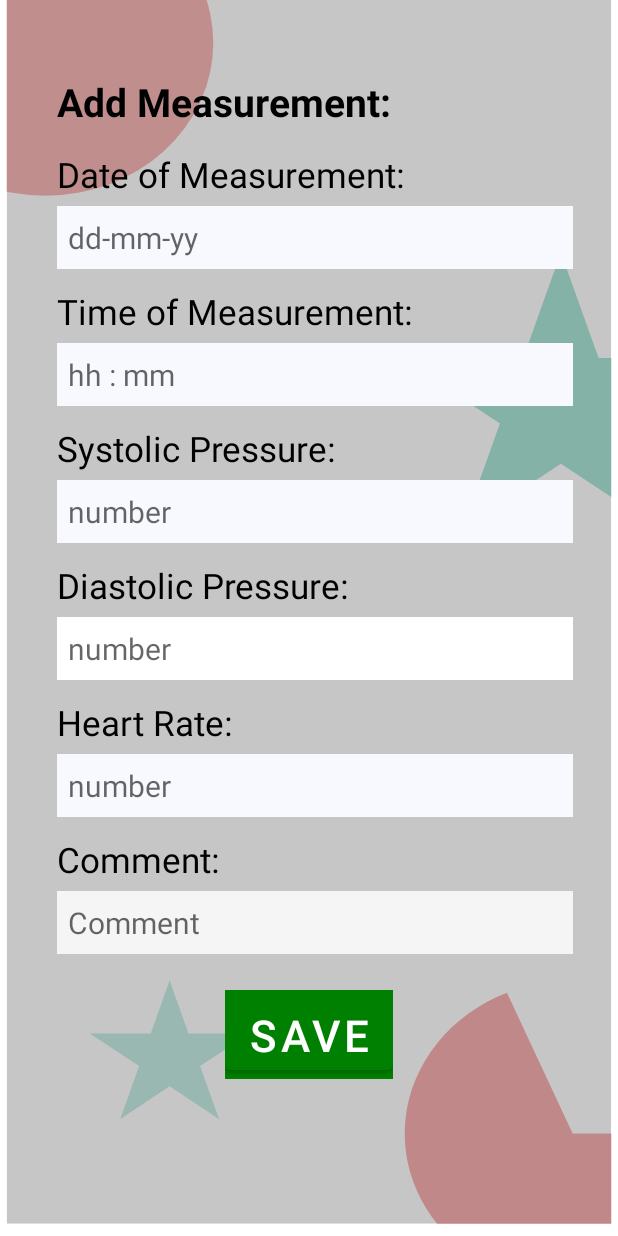
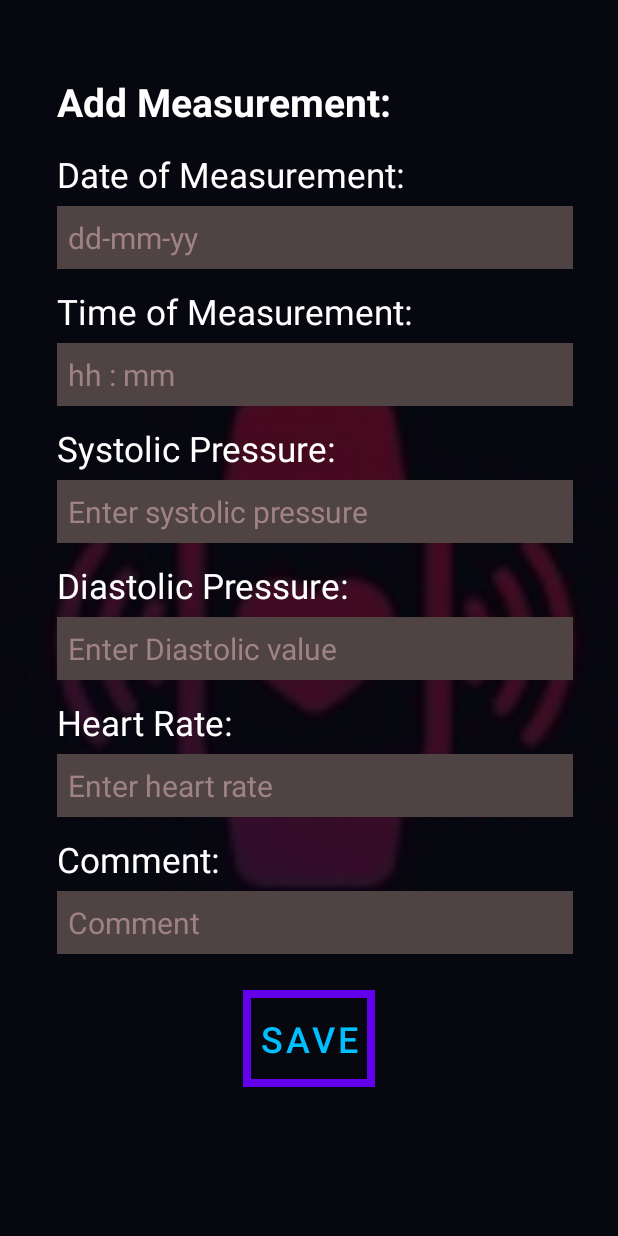
Before and after one commit to webgeekhabib007/Cardiac_Recoder_36_39, an Android app: the AddActivity screen opened directly, with no data from a screen before it, on a phone screen of 412 x 824 dp. Run offline under Robolectric (Android 15) with nearby library versions, the phone set to English and light mode, and no system bars; Roboto replaces fonts that are not available here.

Commit message:
update overall ui of the application

```diff
--- a/app/src/main/java/com/example/cardiac_recoder_36_39/Adaptor/CustomAdapter.java
+++ b/app/src/main/java/com/example/cardiac_recoder_36_39/Adaptor/CustomAdapter.java
@@ -74,17 +74,17 @@ public class CustomAdapter extends RecyclerView.Adapter<CustomAdapter.CardiacVie
         if (Integer.parseInt(cardiacModel.getDiastolic())>60 && (Integer.parseInt(cardiacModel.getDiastolic())<90))holder.diastolicTextView.setTextColor(Color.parseColor("#FF018786"));
             // else if(Integer.parseInt(modelClass.getDiastolic())<89)
             // holder.tx3.setTextColor(Color.parseColor("#3C96DD"));
-        else holder.diastolicTextView.setTextColor(Color.parseColor("#C3473E"));
+        else holder.diastolicTextView.setTextColor(Color.parseColor("#C36830"));
 
 
         if (Integer.parseInt(cardiacModel.getSystolic())>90 &&( Integer.parseInt(cardiacModel.getSystolic())<140)) holder.systolicTextView.setTextColor(Color.parseColor("#FF018786"));
             //else if(Integer.parseInt(modelClass.getSystolic())<=140) holder.tx2.setTextColor(Color.parseColor("#3C96DD"));
-        else holder.systolicTextView.setTextColor(Color.parseColor("#C3473E"));
+        else holder.systolicTextView.setTextColor(Color.parseColor("#C36830"));
 
 
         if (Integer.parseInt(cardiacModel.getHeartRate())>60 && Integer.parseInt(cardiacModel.getHeartRate())<100) holder.heartTextView.setTextColor(Color.parseColor("#FF018786"));
         else if(Integer.parseInt(cardiacModel.getHeartRate())>=40) holder.heartTextView.setTextColor(Color.parseColor("#3C96DD"));
-        else holder.heartTextView.setTextColor(Color.parseColor("#C3473E"));
+        else holder.heartTextView.setTextColor(Color.parseColor("#C36830"));
 
 
     }
--- /dev/null
+++ b/app/src/main/res/drawable/button_border.xml
@@ -0,0 +1,7 @@
+<shape xmlns:android="http://schemas.android.com/apk/res/android">
+    <solid android:color="@android:color/transparent" />
+    <stroke
+        android:width="5dp"
+        android:color="#662651" />
+    <corners android:radius="0dp" />
+</shape>
--- /dev/null
+++ b/app/src/main/res/drawable/more.xml
@@ -0,0 +1,4 @@
+<?xml version="1.0" encoding="utf-8"?>
+<selector xmlns:android="http://schemas.android.com/apk/res/android">
+
+</selector>
--- a/app/src/main/res/layout/activity_add.xml
+++ b/app/src/main/res/layout/activity_add.xml
@@ -1,5 +1,5 @@
 <?xml version="1.0" encoding="utf-8"?>
-<ScrollView xmlns:android="http://schemas.android.com/apk/res/android"
+<androidx.constraintlayout.widget.ConstraintLayout xmlns:android="http://schemas.android.com/apk/res/android"
     xmlns:app="http://schemas.android.com/apk/res-auto"
     xmlns:tools="http://schemas.android.com/tools"
     android:layout_width="match_parent"
@@ -12,6 +12,16 @@
         android:layout_height="match_parent"
         >
 
+        <ImageView
+            android:id="@+id/imageView"
+            android:layout_width="match_parent"
+            android:layout_height="match_parent"
+            android:foreground="@drawable/foreground_design"
+            android:scaleType="centerCrop"
+            android:src="@drawable/cardiac_logo"
+            tools:layout_editor_absoluteX="16dp"
+            tools:layout_editor_absoluteY="-30dp" />
+
         <TextView
             android:id="@+id/header"
             android:layout_width="wrap_content"
@@ -19,7 +29,7 @@
             android:layout_marginStart="38dp"
             android:layout_marginTop="50dp"
             android:text="Add Measurement:"
-            android:textColor="@color/black"
+            android:textColor="@color/white"
             android:textSize="26sp"
             android:textStyle="bold"
             app:layout_constraintStart_toStartOf="parent"
@@ -31,7 +41,7 @@
             android:layout_height="wrap_content"
             android:layout_marginTop="15dp"
             android:text="Date of Measurement:"
-            android:textColor="@color/black"
+            android:textColor="@color/white"
             android:textSize="23sp"
             app:layout_constraintStart_toStartOf="@+id/header"
             app:layout_constraintTop_toBottomOf="@+id/header" />
@@ -42,13 +52,14 @@
             android:layout_height="wrap_content"
             android:layout_marginStart="38dp"
             android:layout_marginEnd="30dp"
-            android:backgroundTint="@color/GhostWhite"
+            android:backgroundTint="#504343"
             android:layout_marginTop="5dp"
-            android:background="@color/white"
+            android:background="#504343"
             android:hint="dd-mm-yy"
+            android:textColorHint="#9F8383"
             android:inputType="text"
             android:padding="7dp"
-            android:textColor="@color/black"
+            android:textColor="@color/white"
             android:textSize="20sp"
             app:layout_constraintStart_toStartOf="@+id/header"
             app:layout_constraintTop_toBottomOf="@+id/date" />
@@ -59,24 +70,25 @@
             android:layout_height="wrap_content"
             android:layout_marginTop="60dp"
             android:text="Time of Measurement:"
-            android:textColor="@color/black"
+            android:textColor="@color/white"
             android:textSize="23sp"
             app:layout_constraintStart_toStartOf="@+id/header"
             app:layout_constraintTop_toBottomOf="@+id/date" />
 
         <EditText
             android:id="@+id/timeValue"
-            android:backgroundTint="@color/GhostWhite"
+            android:backgroundTint="#504343"
             android:layout_width="fill_parent"
             android:layout_height="wrap_content"
             android:layout_marginStart="38dp"
             android:layout_marginEnd="30dp"
             android:layout_marginTop="5dp"
-            android:background="@color/white"
+            android:background="#504343"
             android:hint="hh : mm"
+            android:textColorHint="#9F8383"
             android:inputType="text"
             android:padding="7dp"
-            android:textColor="@color/black"
+            android:textColor="@color/white"
             android:textSize="20sp"
             app:layout_constraintStart_toStartOf="@+id/header"
             app:layout_constraintTop_toBottomOf="@+id/time" />
@@ -87,7 +99,7 @@
             android:layout_height="wrap_content"
             android:layout_marginTop="60dp"
             android:text="Systolic Pressure:"
-            android:textColor="@color/black"
+            android:textColor="@color/white"
             android:textSize="23sp"
             app:layout_constraintStart_toStartOf="@+id/header"
             app:layout_constraintTop_toBottomOf="@+id/time" />
@@ -98,13 +110,14 @@
             android:layout_height="wrap_content"
             android:layout_marginStart="38dp"
             android:layout_marginEnd="30dp"
-            android:backgroundTint="@color/GhostWhite"
+            android:backgroundTint="#504343"
             android:layout_marginTop="5dp"
-            android:background="@color/white"
-            android:hint="number"
+            android:background="#504343"
+            android:hint="Enter systolic pressure"
+            android:textColorHint="#9F8383"
             android:inputType="number"
             android:padding="7dp"
-            android:textColor="@color/black"
+            android:textColor="@color/white"
             android:textSize="20sp"
             app:layout_constraintStart_toStartOf="@+id/header"
             app:layout_constraintTop_toBottomOf="@+id/systolic" />
@@ -115,7 +128,7 @@
             android:layout_height="wrap_content"
             android:layout_marginTop="60dp"
             android:text="Diastolic Pressure:"
-            android:textColor="@color/black"
+            android:textColor="@color/white"
             android:textSize="23sp"
             app:layout_constraintStart_toStartOf="@+id/header"
             app:layout_constraintTop_toBottomOf="@+id/systolic" />
@@ -127,11 +140,13 @@
             android:layout_marginStart="38dp"
             android:layout_marginEnd="30dp"
             android:layout_marginTop="5dp"
-            android:background="@color/white"
-            android:hint="number"
+            android:background="#504343"
+            android:backgroundTint="#504343"
+            android:hint="Enter Diastolic value"
+            android:textColorHint="#9F8383"
             android:inputType="number"
             android:padding="7dp"
-            android:textColor="@color/black"
+            android:textColor="@color/white"
             android:textSize="20sp"
             app:layout_constraintStart_toStartOf="@+id/header"
             app:layout_constraintTop_toBottomOf="@+id/diastolic" />
@@ -142,7 +157,7 @@
             android:layout_height="wrap_content"
             android:layout_marginTop="60dp"
             android:text="Heart Rate:"
-            android:textColor="@color/black"
+            android:textColor="@color/white"
             android:textSize="23sp"
             app:layout_constraintStart_toStartOf="@+id/header"
             app:layout_constraintTop_toBottomOf="@+id/diastolic" />
@@ -154,12 +169,13 @@
             android:layout_marginStart="38dp"
             android:layout_marginEnd="30dp"
             android:layout_marginTop="5dp"
-            android:backgroundTint="@color/GhostWhite"
-            android:background="@color/white"
-            android:hint="number"
+            android:backgroundTint="#504343"
+            android:background="#504343"
+            android:hint="Enter heart rate"
+            android:textColorHint="#9F8383"
             android:inputType="number"
             android:padding="7dp"
-            android:textColor="@color/black"
+            android:textColor="@color/white"
             android:textSize="20sp"
             app:layout_constraintStart_toStartOf="@+id/header"
             app:layout_constraintTop_toBottomOf="@+id/heartRate" />
@@ -170,7 +186,7 @@
             android:layout_height="wrap_content"
             android:layout_marginTop="60dp"
             android:text="Comment:"
-            android:textColor="@color/black"
+            android:textColor="@color/white"
             android:textSize="23sp"
             app:layout_constraintStart_toStartOf="@+id/header"
             app:layout_constraintTop_toBottomOf="@+id/heartRate" />
@@ -180,14 +196,15 @@
             android:layout_width="fill_parent"
             android:layout_height="wrap_content"
             android:layout_marginStart="38dp"
-            android:backgroundTint="@color/WhiteSmoke"
+            android:backgroundTint="#504343"
             android:layout_marginEnd="30dp"
             android:layout_marginTop="5dp"
-            android:background="@color/white"
+            android:background="#504343"
             android:hint="Comment"
+            android:textColorHint="#9F8383"
             android:inputType="textMultiLine"
             android:padding="7dp"
-            android:textColor="@color/black"
+            android:textColor="@color/white"
             android:textSize="20sp"
             app:layout_constraintStart_toStartOf="@+id/header"
             app:layout_constraintTop_toBottomOf="@+id/comment" />
@@ -196,12 +213,10 @@
             android:id="@+id/updateFrameLayout"
             android:layout_width="wrap_content"
             android:layout_height="wrap_content"
-            android:background="@color/white"
             android:layout_marginTop="24dp"
             app:layout_constraintEnd_toEndOf="parent"
             app:layout_constraintStart_toStartOf="parent"
             app:layout_constraintTop_toBottomOf="@id/commentValue"
-            android:backgroundTint="@color/Green"
             android:layout_marginBottom="27dp"
             tools:ignore="MissingConstraints">
 
@@ -209,9 +224,12 @@
                 android:id="@+id/addButton"
                 android:layout_width="fill_parent"
                 android:layout_height="wrap_content"
-                android:backgroundTint="@color/Green"
+                android:textSize="24sp"
+                android:background="@drawable/button_border"
+                android:textColor="@color/DeepSkyBlue"
                 android:text="Save"
-                android:textSize="29sp" />
+                android:padding="10dp"
+                />
         </FrameLayout>
     </androidx.constraintlayout.widget.ConstraintLayout>
-</ScrollView>
+</androidx.constraintlayout.widget.ConstraintLayout>
```
Also changed, not shown: app/src/main/res/layout/activity_update.xml (+46 -28 lines), app/src/main/res/layout/activity_view.xml (+24 -8 lines), app/src/main/res/layout/patientsdata_row.xml (+7 -2 lines).
